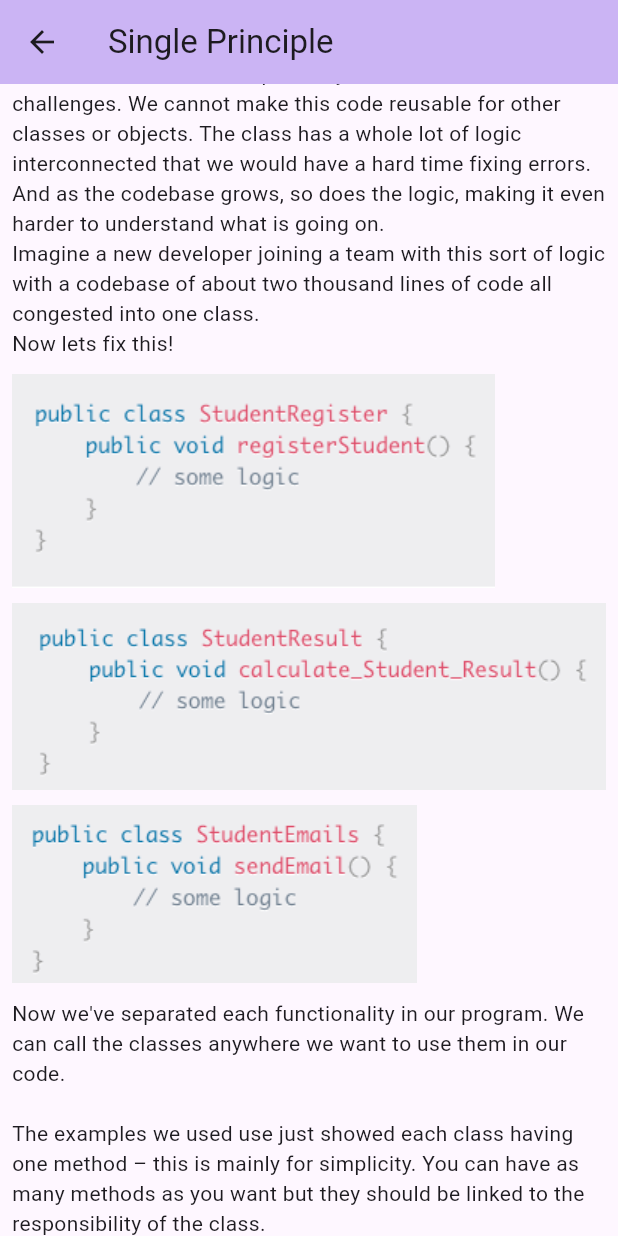
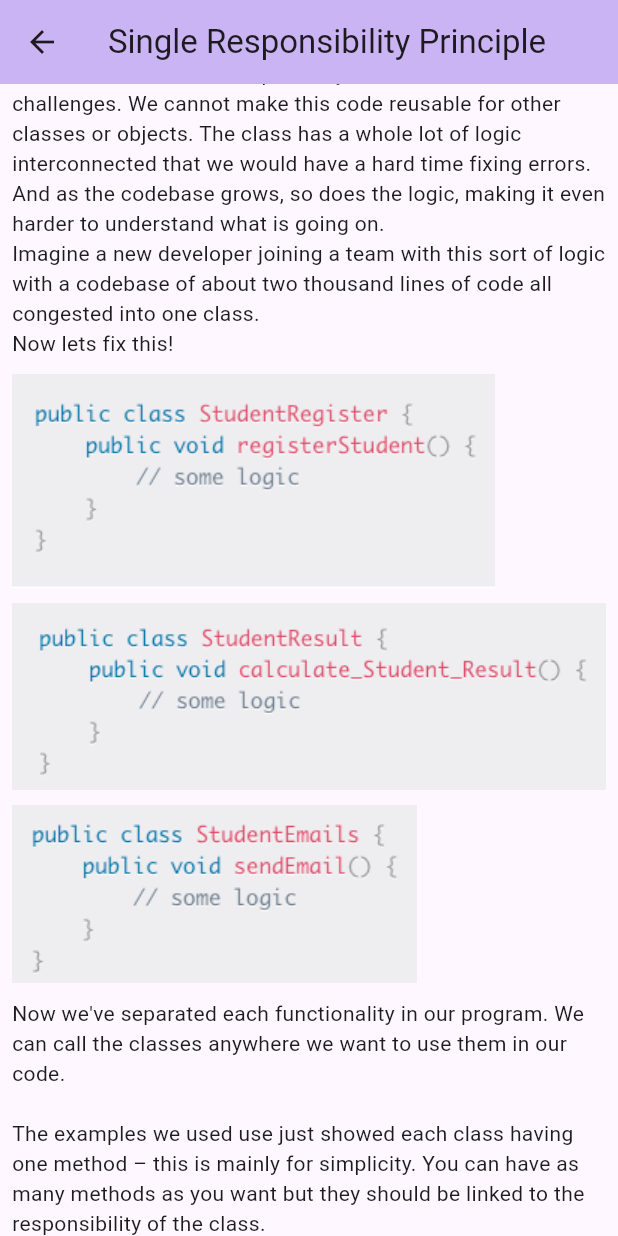
Before and after one commit to An19ik89/flutter_with_solid_principles-, a Flutter app: the SingleResponsibilityPage screen opened directly, scrolled down 576 dp, on a phone screen of 412 x 824 dp. Run offline on Flutter 3.47's test engine with Material 2 defaults, Android fonts, the phone set to English and light mode, and no system bars.

Commit message:
little modification in SR

```diff
--- a/flutter_solid_principles/lib/singleResponsibility/single_responsibility.dart
+++ b/flutter_solid_principles/lib/singleResponsibility/single_responsibility.dart
@@ -14,7 +14,7 @@ class _SingleResponsibilityPageState extends State<SingleResponsibilityPage> {
     return Scaffold(
         appBar: AppBar(
           backgroundColor: Theme.of(context).colorScheme.inversePrimary,
-          title: const Text("Single Principle"),
+          title: const FittedBox(fit: BoxFit.contain,child: Text("Single Responsibility Principle")),
         ),
         body: SingleChildScrollView(
           physics: const AlwaysScrollableScrollPhysics(),
```
